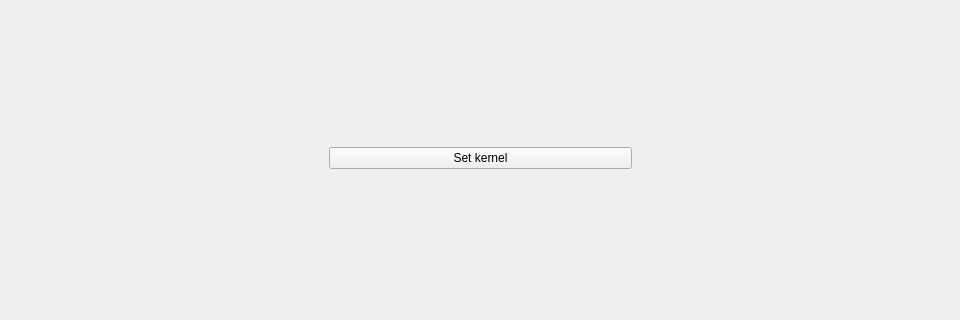
ndob/convolution-testbench, file mainwindow.ui: the form before one commit; both pictures show x 0 to 960 and y 146 to 466 of the 960 by 600 pixel window.
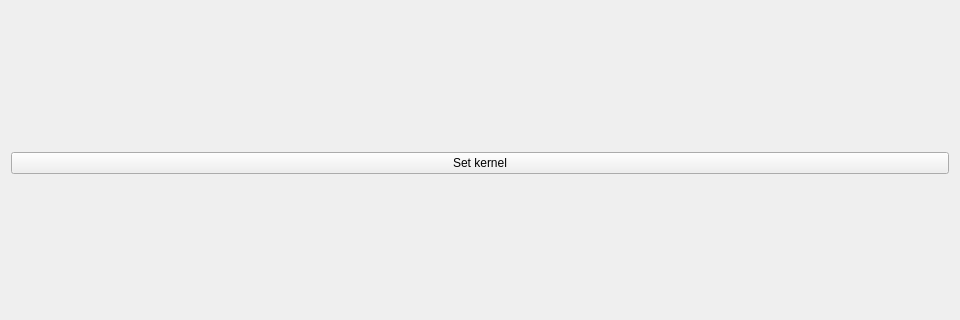
The form after the commit.

Commit message: Define input and output images to be scrollable.

Diff of the .ui file:
```diff
--- a/mainwindow.ui
+++ b/mainwindow.ui
@@ -20,22 +20,14 @@
    <string>Convolution Testbench</string>
   </property>
   <widget class="QWidget" name="centralWidget">
-   <widget class="QWidget" name="horizontalLayoutWidget">
-    <property name="geometry">
-     <rect>
-      <x>10</x>
-      <y>0</y>
-      <width>941</width>
-      <height>571</height>
-     </rect>
-    </property>
-    <layout class="QHBoxLayout" name="horizontalLayout">
+   <layout class="QHBoxLayout" name="horizontalLayout_2">
      <item>
-      <widget class="QLabel" name="input">
-       <property name="text">
-        <string/>
-       </property>
-      </widget>
+     <layout class="QHBoxLayout" name="mainLayout">
+      <property name="sizeConstraint">
+       <enum>QLayout::SetMaximumSize</enum>
+      </property>
+      <item>
+       <layout class="QHBoxLayout" name="inputLayout"/>
      </item>
      <item>
       <widget class="QPushButton" name="filterButton">
@@ -45,14 +37,11 @@
       </widget>
      </item>
      <item>
-      <widget class="QLabel" name="output">
-       <property name="text">
-        <string/>
-       </property>
-      </widget>
-     </item>
-    </layout>
-   </widget>
+       <layout class="QHBoxLayout" name="outputLayout"/>
+      </item>
+     </layout>
+    </item>
+   </layout>
   </widget>
   <widget class="QMenuBar" name="menuBar">
    <property name="geometry">
```
Lines whose indentation alone changed are shown as unchanged. The commit also changes 2 other files.
